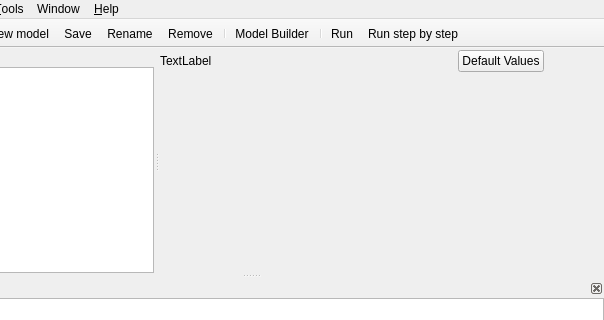
First picture: the form in source/src/mainwindow.ui, repository ufopleds/DengueME, before the edit; both pictures show x 102 to 706 and y 0 to 320 of the 706 by 534 pixel window.
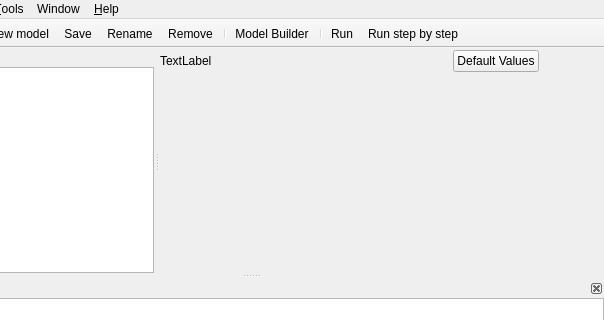
Second picture: the form after the edit. Icons and pictures are not drawn. Custom widgets are drawn as their Qt base class.

```diff
--- a/source/src/mainwindow.ui
+++ b/source/src/mainwindow.ui
@@ -119,6 +119,22 @@
            </property>
           </widget>
          </item>
+         <item>
+          <spacer name="horizontalSpacer_2">
+           <property name="orientation">
+            <enum>Qt::Horizontal</enum>
+           </property>
+           <property name="sizeType">
+            <enum>QSizePolicy::Fixed</enum>
+           </property>
+           <property name="sizeHint" stdset="0">
+            <size>
+             <width>5</width>
+             <height>5</height>
+            </size>
+           </property>
+          </spacer>
+         </item>
         </layout>
        </item>
        <item>
```
Left out of the diff: 8 changed lines with no effect on the pictures.
